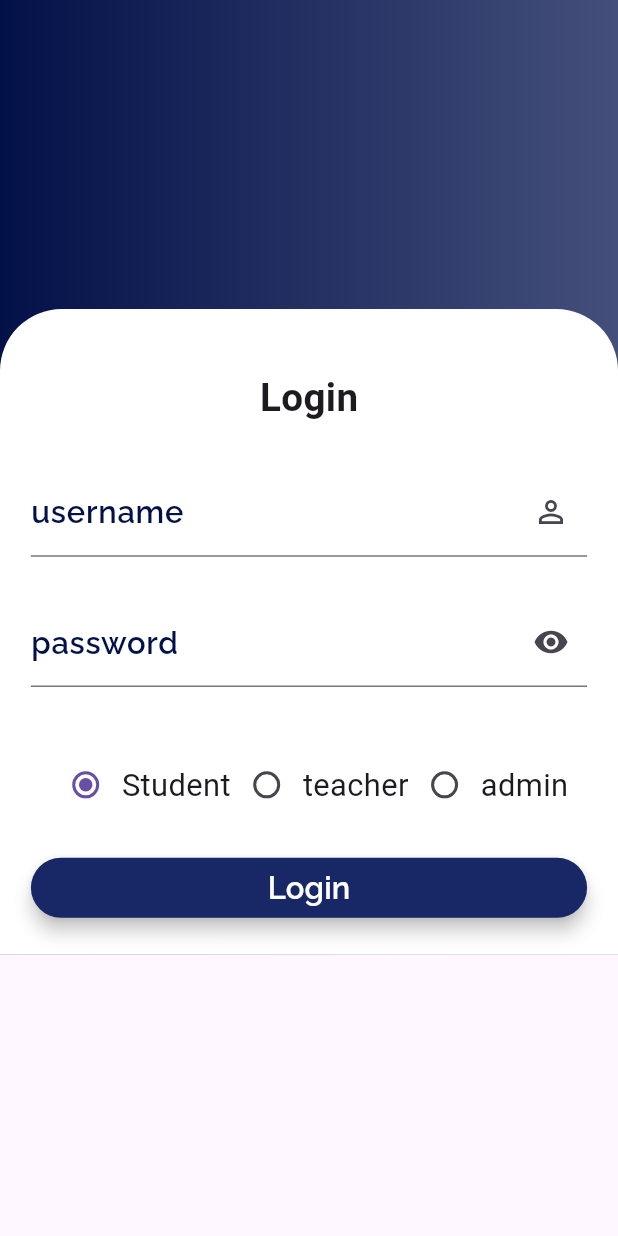
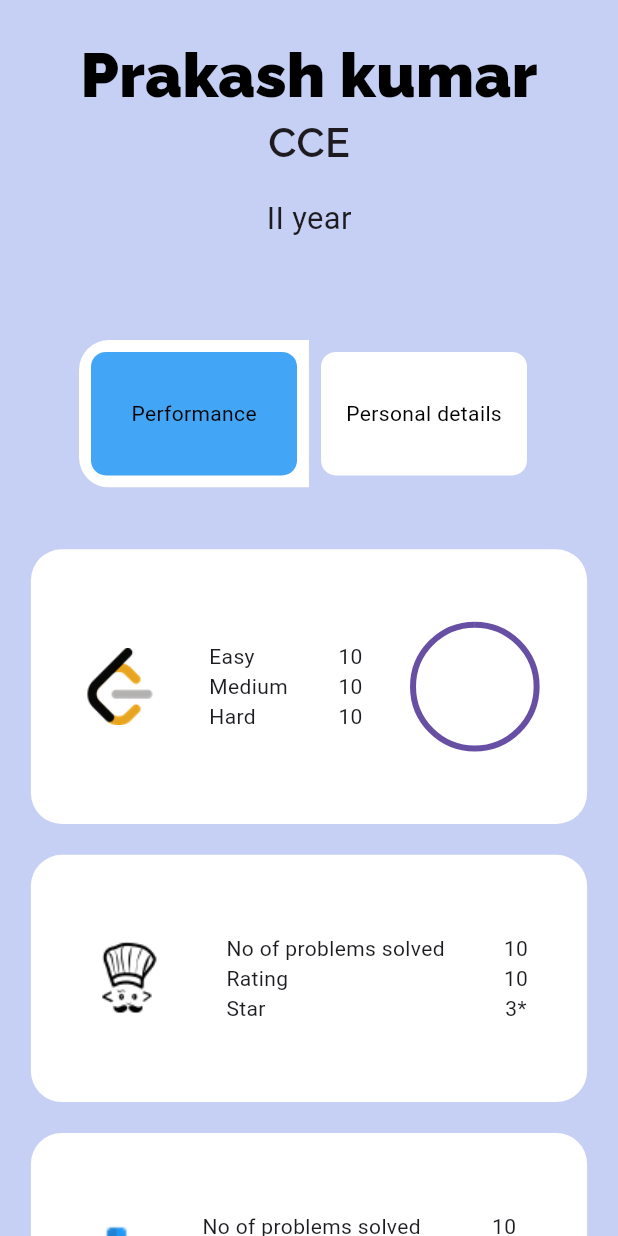
Before and after one commit to MuthuvelA/UniVerse, a Flutter app: the screen it shows after launch, on a phone screen of 412 x 824 dp. Run offline on Flutter 3.47's test engine with Material 3 defaults, Android fonts, the phone set to English and light mode, and no system bars.

Commit message:
ADDED PERFORMANCE

```diff
--- /dev/null
+++ b/lib/component/view/student_profile.dart
@@ -0,0 +1,308 @@
+import 'package:flutter/material.dart';
+
+class UserProfile extends StatefulWidget {
+  const UserProfile({super.key});
+
+  @override
+  State<UserProfile> createState() => _UserProfileState();
+}
+
+class _UserProfileState extends State<UserProfile> {
+  bool decider = true;
+  late List<bool> _selectedButtons;
+
+  @override
+  void initState() {
+    super.initState();
+    _selectedButtons = List<bool>.filled(2, false);
+    _selectedButtons[0] = true;
+  }
+
+  @override
+  Widget build(BuildContext context) {
+
+    double width = MediaQuery.of(context).size.width;
+    double height = MediaQuery.of(context).size.height;
+
+    return Scaffold(
+      body: SingleChildScrollView(
+        child: Container(
+          color: const Color.fromARGB(255, 198, 208, 244),
+          child: Padding(
+            padding: EdgeInsets.all(width / 20),
+            child: Column(
+              children: [
+                Container(
+                  width: width,
+                  height: height / 5,
+                  decoration: BoxDecoration(
+                      borderRadius: BorderRadius.circular(width / 20)),
+                  child: Column(
+                    children: [
+                      Expanded(
+                        flex: 1,
+                        child: Text(
+                          "Prakash kumar",
+                          style: TextStyle(
+                            color: Colors.black,
+                            fontFamily: "Raleway",
+                            fontSize: width / 10,
+                          ),
+                        ),
+                      ),
+                      Expanded(
+                        flex: 1,
+                        child: Text(
+                          "CCE",
+                          style: TextStyle(
+                            fontFamily: "Raleway-SemiBold",
+                            fontSize: width / 15,
+                          ),
+                        ),
+                      ),
+                      Expanded(
+                        flex: 1,
+                        child: Text(
+                          "II year",
+                          style: TextStyle(fontSize: width / 20),
+                        ),
+                      )
+                    ],
+                  ),
+                ),
+                Padding(padding: EdgeInsets.only(top: width / 20)),
+
+                Padding(
+                  padding: EdgeInsets.all(width/20),
+                  child: ToggleButtons(
+                    fillColor : Colors.white,
+                    renderBorder: false,
+                    // direction: Axis.horizontal,
+                    onPressed: (int index) {
+                      setState(() {
+                        for (int i = 0; i < _selectedButtons.length; i++) {
+                          _selectedButtons[i] = (i == index);
+                        }
+                        decider = (index == 0);
+                      });
+                    },
+                    borderRadius: BorderRadius.circular(width / 20),
+                    // fillColor: Colors.blue[200],
+                    constraints: BoxConstraints(
+                      minHeight: width / 10,
+                      minWidth: width / 20,
+                    ),
+                    isSelected: _selectedButtons,
+                    children: [
+                      Padding(
+                        padding: const EdgeInsets.all(8.0),
+                        child: Container(
+                          decoration: BoxDecoration(
+                            color: _selectedButtons[0]
+                                ? Colors.blue[400]
+                                : Colors.white,
+                            borderRadius: BorderRadius.circular(10),
+                          ),
+                          padding: const EdgeInsets.all(5),
+                          width: width/3,
+                          height: height/10,
+                          alignment: Alignment.center,
+                          child: const Text(
+                            "Performance",
+                            style: TextStyle(color: Colors.black),
+                          ),
+                        ),
+                      ),
+                      Padding(
+                        padding: const EdgeInsets.all(8.0),
+                        child: Container(
+                          decoration: BoxDecoration(
+                            color: _selectedButtons[1]
+                                ? Colors.blue[400]
+                                : Colors.white,
+                            borderRadius: BorderRadius.circular(10),
+                          ),
+                          padding: const EdgeInsets.all(5),
+                          width: width/3,
+                          height: height/10,
+                          alignment: Alignment.center,
+                          child: const Text(
+                            "Personal details",
+                            style: TextStyle(color: Colors.black),
+                          ),
+                        ),
+                      ),
+                    ],
+                  ),
+                ),
+
+                Padding(padding: EdgeInsets.only(top: width / 20)),
+
+                if (decider)
+                  Performance(width, height)
+                else
+                  Container(width: width, height: height / 5, color: Colors.red,),
+              ],
+            ),
+          ),
+        ),
+      ),
+    );
+  }
+
+  Column Performance(double width, double height) {
+    return Column(
+      children: [
+
+        Container(
+          decoration: BoxDecoration(
+            borderRadius: BorderRadius.circular(width / 20),
+            color: Colors.white,
+          ),
+          width: width,
+          height: height / 4.5,
+          child: Row(
+            mainAxisAlignment: MainAxisAlignment.spaceEvenly,
+            children: [
+
+             Container(
+              width: width/8,
+              height: width/8,
+              decoration: const BoxDecoration(
+                image:DecorationImage(
+                  image: AssetImage("assets/image/leetcode.png"),
+                  fit: BoxFit.fill,
+                  ),
+              ),
+             ),
+
+              const Column(
+                crossAxisAlignment: CrossAxisAlignment.start,
+                mainAxisAlignment: MainAxisAlignment.center,
+
+                children: [
+                  Text("Easy"),
+                  Text("Medium"),
+                  Text("Hard"),
+                ],
+              ),
+
+              const Column(
+                mainAxisAlignment: MainAxisAlignment.center,
+                children: [
+                  Text("10"),
+                  Text("10"),
+                  Text("10"),
+                ],
+              ),
+
+              SizedBox(
+                width: width/5,
+                height: width/5,
+                child: const CircularProgressIndicator(
+                  value: 1,
+                ),
+              ),
+            ],
+          ),
+        ),
+
+        Padding(padding: EdgeInsets.only(top: width / 20)),
+
+        Container(
+          decoration: BoxDecoration(
+            borderRadius: BorderRadius.circular(width / 20),
+            color: Colors.white,
+          ),
+          width: width,
+          height: height / 5,
+          child : Row(
+            mainAxisAlignment: MainAxisAlignment.spaceEvenly,
+            children: [
+
+             Container(
+              width: width/8,
+              height: width/8,
+              decoration: const BoxDecoration(
+                image:DecorationImage(
+                  image: AssetImage("assets/image/icons8-codechef-50.png"),
+                  fit: BoxFit.fill,
+                  ),
+              ),
+             ),
+
+              const Column(
+                crossAxisAlignment: CrossAxisAlignment.start,
+                mainAxisAlignment: MainAxisAlignment.center,
+
+                children: [
+                  Text("No of problems solved"),
+                  Text("Rating"),
+                  Text("Star"),
+                ],
+              ),
+
+              const Column(
+                mainAxisAlignment: MainAxisAlignment.center,
+                children: [
+                  Text("10"),
+                  Text("10"),
+                  Text("3*"),
+                ],
+              ),
+            ],
+          ),
+        ),
+
+        Padding(padding: EdgeInsets.only(top: width / 20)),
+
+        Container(
+          decoration: BoxDecoration(
+            borderRadius: BorderRadius.circular(width / 20),
+            color: Colors.white,
+          ),
+          width: width,
+          height: height / 5,
+          child: Row(
+            mainAxisAlignment: MainAxisAlignment.spaceEvenly,
+            children: [
+
+             Container(
+              width: width/8,
+              height: width/8,
+              decoration: const BoxDecoration(
+                image:DecorationImage(
+                  image: AssetImage("assets/image/codeforces.png"),
+                  fit: BoxFit.fill,
+                  ),
+              ),
+             ),
+
+              const Column(
+                crossAxisAlignment: CrossAxisAlignment.start,
+                mainAxisAlignment: MainAxisAlignment.center,
+
+                children: [
+                  Text("No of problems solved"),
+                  Text("Rating"),
+                  Text("Position"),
+                ],
+              ),
+
+              const Column(
+                mainAxisAlignment: MainAxisAlignment.center,
+                children: [
+                  Text("10"),
+                  Text("10"),
+                  Text("Newbie"),
+                ],
+              ),
+            ],
+          ),
+        ),
+
+        Padding(padding: EdgeInsets.only(top: width / 20)),
+      ],
+    );
+  }
+}
--- a/lib/main.dart
+++ b/lib/main.dart
@@ -1,20 +1,17 @@
-
-
-import 'dart:js';
-
 import 'package:flutter/material.dart';
 import 'package:universe/component/view/login_view.dart';
 import 'package:universe/component/view/staff_dashboard_view.dart';
 import 'package:universe/component/view/student_dashboard_view.dart';
-import 'package:universe/component/view/student_details_view.dart';
+import 'package:universe/component/view/student_profile.dart';
 
 void main(){
   Widget myApp = MaterialApp(
-    initialRoute : "/login",
+    initialRoute : "/studentProfile",
     routes: {
-      "/login" : (context) =>  LoginView(),
-      "/staffDash" : (context) => StaffDashboardView(),
-      "/studentDash" : (context) => StudentDashboardView(),
+      "/login" : (context) =>  const LoginView(),
+      "/staffDash" : (context) => const StaffDashboardView(),
+      "/studentDash" : (context) => const StudentDashboardView(),
+      "/studentProfile" : (context) => const UserProfile(),
     },
   );
   runApp(myApp);
--- a/pubspec.yaml
+++ b/pubspec.yaml
@@ -78,6 +78,9 @@ flutter:
   assets:
     - assets/animation/animated_login_character.riv
     - assets/image/drawerLogo.png
+    - assets/image/leetcode.png
+    - assets/image/icons8-codechef-50.png
+    - assets/image/codeforces.png
   # An image asset can refer to one or more resolution-specific "variants", see
   # https://flutter.dev/assets-and-images/#resolution-aware
 
```
Also changed, not shown: assets/image/codeforces.png (added), assets/image/icons8-codechef-50.png (added), assets/image/leetcode.png (added).
